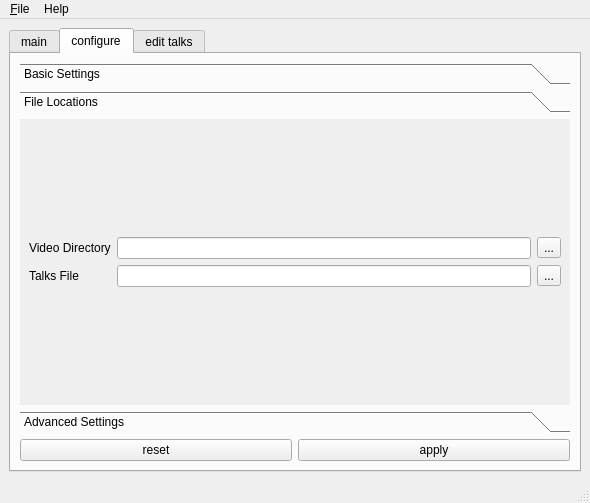
Above: src/forms/freeseer_ui_qt.ui from Freeseer/freeseer before the change. Below: the same form after it.
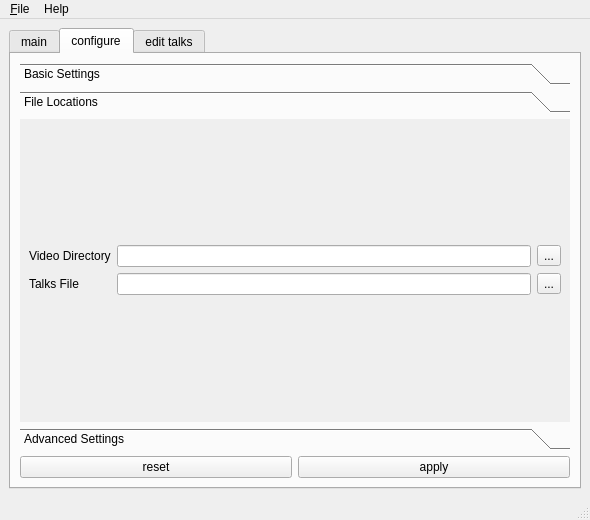
That is the form after the change. The open tabs and pages were chosen to show the change. Icons and pictures are not drawn.

```diff
--- a/src/forms/freeseer_ui_qt.ui
+++ b/src/forms/freeseer_ui_qt.ui
@@ -7,7 +7,7 @@
     <x>0</x>
     <y>0</y>
     <width>590</width>
-    <height>503</height>
+    <height>520</height>
    </rect>
   </property>
   <property name="windowTitle">
@@ -354,6 +354,14 @@
            </layout>
           </widget>
           <widget class="QWidget" name="page_2">
+           <property name="geometry">
+            <rect>
+             <x>0</x>
+             <y>0</y>
+             <width>192</width>
+             <height>80</height>
+            </rect>
+           </property>
            <attribute name="label">
             <string>File Locations</string>
            </attribute>
```
Left out of the diff: 12 changed lines with no effect on the pictures.
